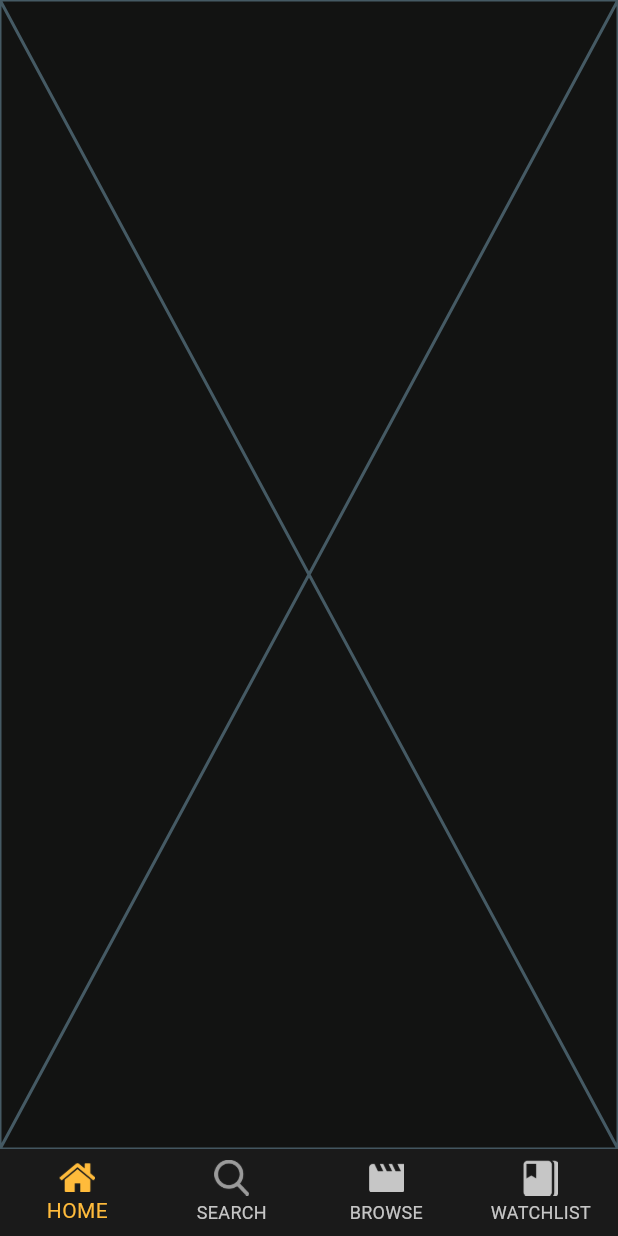
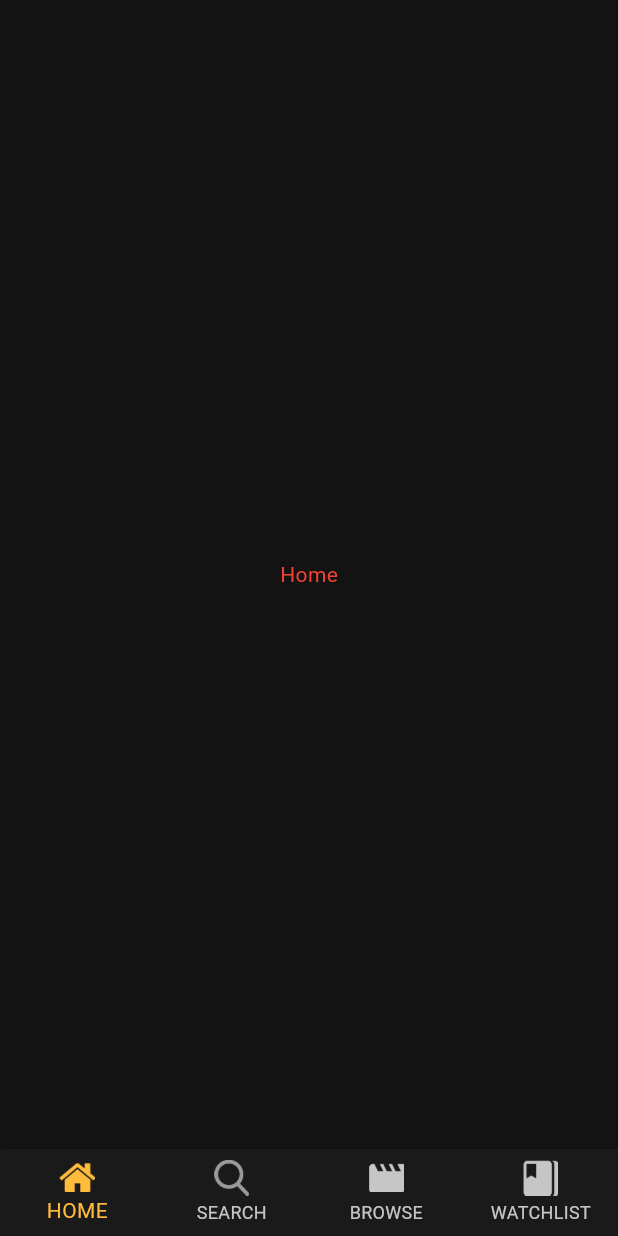
Before and after one commit to MahmoudHassan9/movies_app, a Flutter app: the screen it shows after launch, on a phone screen of 412 x 824 dp. Run offline on Flutter 3.47's test engine with Material 3 defaults, Android fonts, the phone set to English and light mode, and no system bars; our stand-ins replace flutter_screenutil.

Commit message:
HomeView + TextOnHomeTab

```diff
--- a/lib/presentation/tabs/home/view/home_view.dart
+++ b/lib/presentation/tabs/home/view/home_view.dart
@@ -1,10 +1,11 @@
 import 'package:flutter/cupertino.dart';
+import 'package:flutter/material.dart';
 
 class HomeView extends StatelessWidget {
   const HomeView({super.key});
 
   @override
   Widget build(BuildContext context) {
-    return const Placeholder();
+    return Center(child: Text('Home' ,style: TextStyle(color: Colors.red),),);
   }
 }
```
Also changed, not shown: pubspec.lock.
